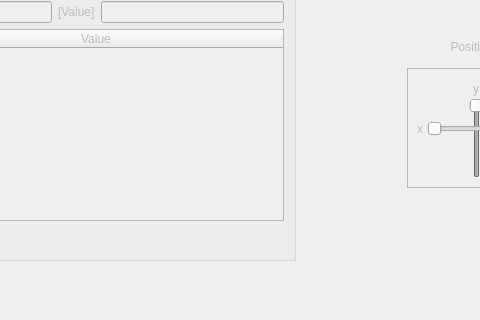
Old version of the form ui/ui_metadata_overlapping_images.ui in the repository neutronimaging/python_notebooks; both pictures show x 760 to 1240 and y 349 to 669 of the 1413 by 669 pixel window.
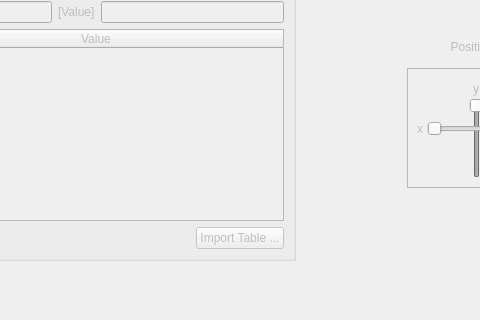
New version of the form.

Commit message: Working on being able to load table filled with metadata (this file will be created by another notebook)

```diff
--- a/ui/ui_metadata_overlapping_images.ui
+++ b/ui/ui_metadata_overlapping_images.ui
@@ -106,7 +106,7 @@
         </item>
        </layout>
       </widget>
-      <widget class="QWidget" name="">
+      <widget class="QWidget" name="layoutWidget">
        <layout class="QVBoxLayout" name="verticalLayout_6">
         <item>
          <layout class="QVBoxLayout" name="verticalLayout_4">
@@ -660,6 +660,13 @@
                  </property>
                 </spacer>
                </item>
+               <item>
+                <widget class="QPushButton" name="pushButton_2">
+                 <property name="text">
+                  <string>Import Table ...</string>
+                 </property>
+                </widget>
+               </item>
               </layout>
              </item>
             </layout>
```
Left out of the diff: 69 changed lines with no effect on the pictures. The commit also changes 3 other files.
